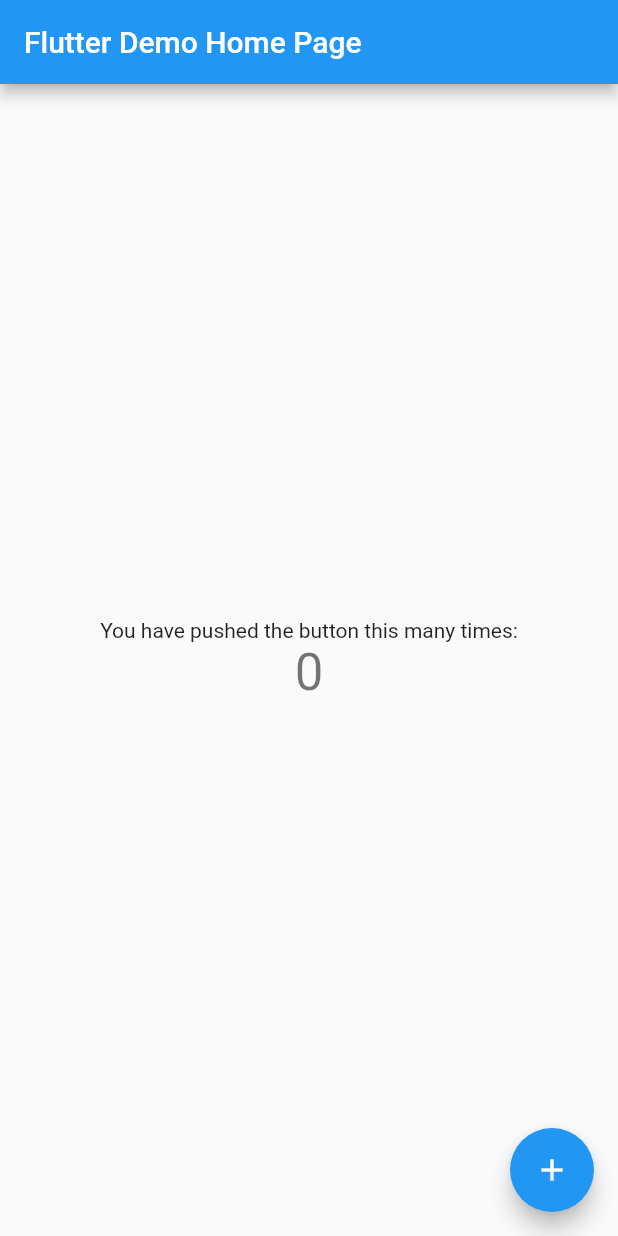
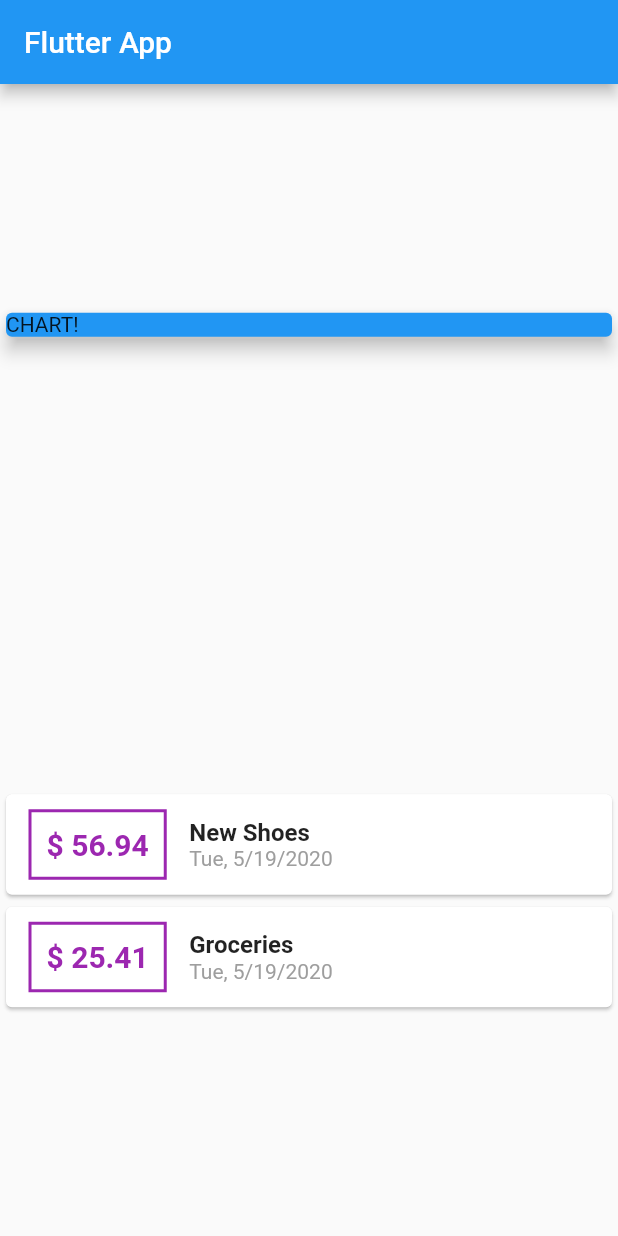
Before and after one commit to NadimNadimNadimNadimNadim/flutter_course_section_4, a Flutter app: the screen it shows after launch, on a phone screen of 412 x 824 dp. Run offline on Flutter 3.47's test engine with Material 2 defaults, Android fonts, the phone set to English and light mode, and no system bars.

Commit message:
Up to lecture 82

```diff
--- a/expenses_app/lib/main.dart
+++ b/expenses_app/lib/main.dart
@@ -1,117 +1,107 @@
 import 'package:flutter/material.dart';
+import 'package:intl/intl.dart';
 
-void main() {
-  runApp(MyApp());
-}
+import 'package:expenses_app/transaction.dart';
+
+void main() => runApp(MyApp());
 
 class MyApp extends StatelessWidget {
-  // This widget is the root of your application.
   @override
   Widget build(BuildContext context) {
     return MaterialApp(
-      title: 'Flutter Demo',
-      theme: ThemeData(
-        // This is the theme of your application.
-        //
-        // Try running your application with "flutter run". You'll see the
-        // application has a blue toolbar. Then, without quitting the app, try
-        // changing the primarySwatch below to Colors.green and then invoke
-        // "hot reload" (press "r" in the console where you ran "flutter run",
-        // or simply save your changes to "hot reload" in a Flutter IDE).
-        // Notice that the counter didn't reset back to zero; the application
-        // is not restarted.
-        primarySwatch: Colors.blue,
-        // This makes the visual density adapt to the platform that you run
-        // the app on. For desktop platforms, the controls will be smaller and
-        // closer together (more dense) than on mobile platforms.
-        visualDensity: VisualDensity.adaptivePlatformDensity,
-      ),
-      home: MyHomePage(title: 'Flutter Demo Home Page'),
+      title: 'Flutter App',
+      home: MyHomePage(),
     );
   }
 }
 
-class MyHomePage extends StatefulWidget {
-  MyHomePage({Key key, this.title}) : super(key: key);
-
-  // This widget is the home page of your application. It is stateful, meaning
-  // that it has a State object (defined below) that contains fields that affect
-  // how it looks.
-
-  // This class is the configuration for the state. It holds the values (in this
-  // case the title) provided by the parent (in this case the App widget) and
-  // used by the build method of the State. Fields in a Widget subclass are
-  // always marked "final".
-
-  final String title;
-
-  @override
-  _MyHomePageState createState() => _MyHomePageState();
-}
-
-class _MyHomePageState extends State<MyHomePage> {
-  int _counter = 0;
-
-  void _incrementCounter() {
-    setState(() {
-      // This call to setState tells the Flutter framework that something has
-      // changed in this State, which causes it to rerun the build method below
-      // so that the display can reflect the updated values. If we changed
-      // _counter without calling setState(), then the build method would not be
-      // called again, and so nothing would appear to happen.
-      _counter++;
-    });
-  }
+class MyHomePage extends StatelessWidget {
+  final List<Transaction> transactions = [
+    Transaction(
+      id: 't1',
+      title: 'New Shoes',
+      amount: 56.94,
+      date: DateTime.now(),
+    ),
+    Transaction(
+      id: 't2',
+      title: 'Groceries',
+      amount: 25.41,
+      date: DateTime.now(),
+    ),
+  ];
 
   @override
   Widget build(BuildContext context) {
-    // This method is rerun every time setState is called, for instance as done
-    // by the _incrementCounter method above.
-    //
-    // The Flutter framework has been optimized to make rerunning build methods
-    // fast, so that you can just rebuild anything that needs updating rather
-    // than having to individually change instances of widgets.
     return Scaffold(
       appBar: AppBar(
-        // Here we take the value from the MyHomePage object that was created by
-        // the App.build method, and use it to set our appbar title.
-        title: Text(widget.title),
+        title: Text('Flutter App'),
       ),
-      body: Center(
-        // Center is a layout widget. It takes a single child and positions it
-        // in the middle of the parent.
-        child: Column(
-          // Column is also a layout widget. It takes a list of children and
-          // arranges them vertically. By default, it sizes itself to fit its
-          // children horizontally, and tries to be as tall as its parent.
-          //
-          // Invoke "debug painting" (press "p" in the console, choose the
-          // "Toggle Debug Paint" action from the Flutter Inspector in Android
-          // Studio, or the "Toggle Debug Paint" command in Visual Studio Code)
-          // to see the wireframe for each widget.
-          //
-          // Column has various properties to control how it sizes itself and
-          // how it positions its children. Here we use mainAxisAlignment to
-          // center the children vertically; the main axis here is the vertical
-          // axis because Columns are vertical (the cross axis would be
-          // horizontal).
-          mainAxisAlignment: MainAxisAlignment.center,
+      body: Column(
+        mainAxisAlignment: MainAxisAlignment.spaceAround,
+        crossAxisAlignment: CrossAxisAlignment.stretch,
+        children: <Widget>[
+          Container(
+            // container only takes as much width as its children need
+            width: double.infinity,
+            child: Card(
+              // depends on size of child, unless parent has its own clearly defined width
+              child: Text('CHART!'),
+              elevation: 5,
+              color: Colors.blue,
+            ),
+          ),
+          Column(
+            children: transactions
+                .map((tx) => Card(
+                      child: Row(
+                        children: <Widget>[
+                          Container(
+                            margin: EdgeInsets.symmetric(
+                              vertical: 10,
+                              horizontal: 15,
+                            ),
+                            decoration: BoxDecoration(
+                              border: Border.all(
+                                color: Colors.purple,
+                                width: 2,
+                              ),
+                            ),
+                            padding: EdgeInsets.all(10),
+                            child: Text(
+                              "\$ ${tx.amount}",
+                              style: TextStyle(
+                                fontWeight: FontWeight.bold,
+                                fontSize: 20,
+                                color: Colors.purple,
+                              ),
+                            ),
+                          ),
+                          Column(
+                            crossAxisAlignment: CrossAxisAlignment.start,
                             children: <Widget>[
                               Text(
-              'You have pushed the button this many times:',
+                                tx.title,
+                                style: TextStyle(
+                                  fontWeight: FontWeight.bold,
+                                  fontSize: 16,
+                                ),
                               ),
                               Text(
-              '$_counter',
-              style: Theme.of(context).textTheme.headline4,
+                                DateFormat.yMEd().format(tx.date),
+                                style: TextStyle(
+                                  color: Colors.grey,
+                                ),
                               ),
                             ],
                           ),
+                        ],
                       ),
-      floatingActionButton: FloatingActionButton(
-        onPressed: _incrementCounter,
-        tooltip: 'Increment',
-        child: Icon(Icons.add),
-      ), // This trailing comma makes auto-formatting nicer for build methods.
+                    ))
+                .toList(),
+          )
+        ],
+      ),
     );
   }
 }
--- /dev/null
+++ b/expenses_app/lib/transaction.dart
@@ -0,0 +1,16 @@
+// how a transaction is stored
+import 'package:flutter/foundation.dart';
+
+class Transaction {
+  final String id;
+  final String title;
+  final double amount;
+  final DateTime date;
+
+  Transaction({
+    @required this.id,
+    @required this.title,
+    @required this.amount,
+    @required this.date,
+  });
+}
--- a/expenses_app/pubspec.yaml
+++ b/expenses_app/pubspec.yaml
@@ -21,6 +21,7 @@ environment:
   sdk: ">=2.7.0 <3.0.0"
 
 dependencies:
+  intl: ^0.16.1
   flutter:
     sdk: flutter
 
```
Also changed, not shown: expenses_app/pubspec.lock. Lines whose indentation alone changed are shown as unchanged.
